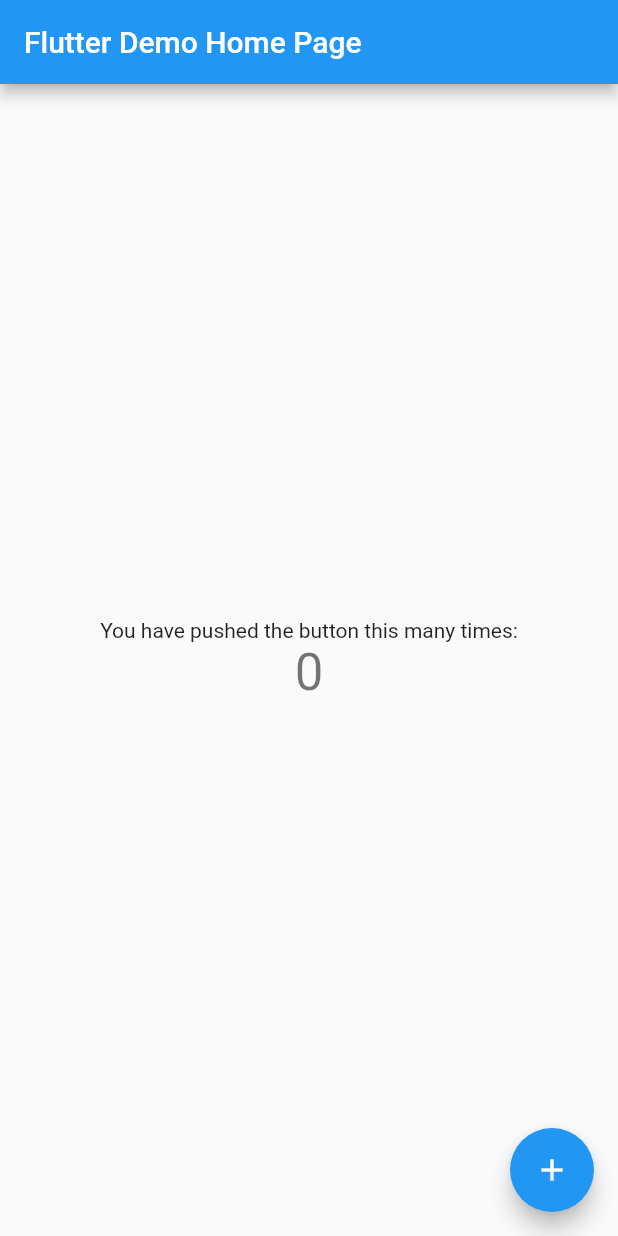
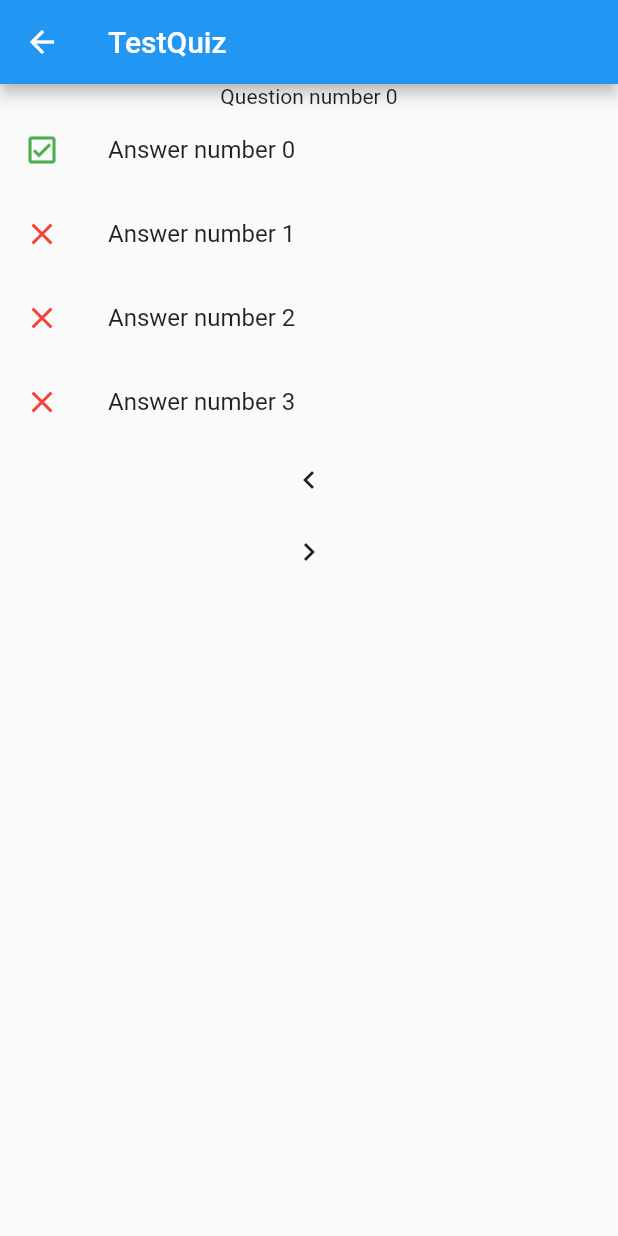
Before and after one commit to IGabor98/QuizLand, a Flutter app: the screen it shows after launch, on a phone screen of 412 x 824 dp. Run offline on Flutter 3.47's test engine with Material 2 defaults, Android fonts, the phone set to English and light mode, and no system bars.

Commit message:
show questions with answer options

```diff
--- a/lib/main.dart
+++ b/lib/main.dart
@@ -1,4 +1,5 @@
 import 'package:flutter/material.dart';
+import 'package:quizland/quiz.dart';
 
 void main() {
   runApp(const MyApp());
@@ -11,7 +12,7 @@
   @override
   Widget build(BuildContext context) {
     return MaterialApp(
-      title: 'Flutter Demo',
+      title: 'Quiz Land',
       theme: ThemeData(
         // This is the theme of your application.
         //
@@ -24,92 +25,37 @@
         // is not restarted.
         primarySwatch: Colors.blue,
       ),
-      home: const MyHomePage(title: 'Flutter Demo Home Page'),
+      routes: {'/quiz': (context) => quizScreen()},
+      initialRoute: '/quiz',
+      home: const MyHomePage(),
     );
   }
 }
 
 class MyHomePage extends StatefulWidget {
-  const MyHomePage({Key? key, required this.title}) : super(key: key);
-
-  // This widget is the home page of your application. It is stateful, meaning
-  // that it has a State object (defined below) that contains fields that affect
-  // how it looks.
-
-  // This class is the configuration for the state. It holds the values (in this
-  // case the title) provided by the parent (in this case the App widget) and
-  // used by the build method of the State. Fields in a Widget subclass are
-  // always marked "final".
-
-  final String title;
+  const MyHomePage({
+    Key? key,
+  }) : super(key: key);
 
   @override
-  State<MyHomePage> createState() => _MyHomePageState();
+  State<StatefulWidget> createState() => _MyHomePageState();
 }
 
-class _MyHomePageState extends State<MyHomePage> {
-  int _counter = 0;
-
-  void _incrementCounter() {
-    setState(() {
-      // This call to setState tells the Flutter framework that something has
-      // changed in this State, which causes it to rerun the build method below
-      // so that the display can reflect the updated values. If we changed
-      // _counter without calling setState(), then the build method would not be
-      // called again, and so nothing would appear to happen.
-      _counter++;
-    });
-  }
-
+class _MyHomePageState extends State {
   @override
   Widget build(BuildContext context) {
-    // This method is rerun every time setState is called, for instance as done
-    // by the _incrementCounter method above.
-    //
-    // The Flutter framework has been optimized to make rerunning build methods
-    // fast, so that you can just rebuild anything that needs updating rather
-    // than having to individually change instances of widgets.
     return Scaffold(
-      appBar: AppBar(
-        // Here we take the value from the MyHomePage object that was created by
-        // the App.build method, and use it to set our appbar title.
-        title: Text(widget.title),
-      ),
-      body: Center(
-        // Center is a layout widget. It takes a single child and positions it
-        // in the middle of the parent.
-        child: Column(
-          // Column is also a layout widget. It takes a list of children and
-          // arranges them vertically. By default, it sizes itself to fit its
-          // children horizontally, and tries to be as tall as its parent.
-          //
-          // Invoke "debug painting" (press "p" in the console, choose the
-          // "Toggle Debug Paint" action from the Flutter Inspector in Android
-          // Studio, or the "Toggle Debug Paint" command in Visual Studio Code)
-          // to see the wireframe for each widget.
-          //
-          // Column has various properties to control how it sizes itself and
-          // how it positions its children. Here we use mainAxisAlignment to
-          // center the children vertically; the main axis here is the vertical
-          // axis because Columns are vertical (the cross axis would be
-          // horizontal).
-          mainAxisAlignment: MainAxisAlignment.center,
-          children: <Widget>[
-            const Text(
-              'You have pushed the button this many times:',
-            ),
-            Text(
-              '$_counter',
-              style: Theme.of(context).textTheme.headline4,
-            ),
-          ],
+        appBar: AppBar(
+          title: const Text('Quiz Land'),
+          centerTitle: true,
         ),
-      ),
-      floatingActionButton: FloatingActionButton(
-        onPressed: _incrementCounter,
-        tooltip: 'Increment',
-        child: const Icon(Icons.add),
-      ), // This trailing comma makes auto-formatting nicer for build methods.
-    );
+        body: Center(
+          child: IconButton(
+            icon: Icon(Icons.play_circle),
+            onPressed: () {
+              Navigator.of(context).pushNamed('/quiz');
+            },
+          ),
+        ));
   }
 }
--- /dev/null
+++ b/lib/quiz.dart
@@ -0,0 +1,106 @@
+import 'package:flutter/cupertino.dart';
+import 'package:flutter/material.dart';
+
+class quizScreen extends StatefulWidget {
+  @override
+  State<StatefulWidget> createState() => _quizScreenState();
+}
+
+class _quizScreenState extends State {
+  Quiz quiz = generateQuiz();
+  int index = 0;
+
+  void _incrementIndex() {
+    setState(() {
+      if (quiz.questions.length - 1 > index) {
+        index++;
+      }
+    });
+  }
+
+  void _decrementIndex() {
+    setState(() {
+      if (index > 0) {
+        index--;
+      }
+    });
+  }
+
+  @override
+  Widget build(BuildContext context) {
+    Question question = quiz.questions[index];
+    return Scaffold(
+      appBar: AppBar(
+        title: Text(quiz.name),
+      ),
+      body: Center(
+        child: Column(
+          children: [
+            Text(question.text),
+            ListView.builder(
+                scrollDirection: Axis.vertical,
+                shrinkWrap: true,
+                itemCount: question.options.length,
+                itemBuilder: (context, index) {
+                  return ListTile(
+                    title: Text(question.options[index].text),
+                    leading: question.options[index].is_true
+                        ? Icon(
+                            Icons.check_box_outlined,
+                            color: Colors.green,
+                          )
+                        : Icon(
+                            Icons.clear_sharp,
+                            color: Colors.red,
+                          ),
+                  );
+                }),
+            IconButton(
+                onPressed: () {
+                  _decrementIndex();
+                },
+                icon: Icon(Icons.chevron_left)),
+            IconButton(
+                onPressed: () {
+                  _incrementIndex();
+                },
+                icon: Icon(Icons.chevron_right)),
+          ],
+        ),
+      ),
+    );
+  }
+}
+
+Quiz generateQuiz() {
+  List<Question> questions = List<Question>.generate(10, (i) {
+    List<AnswerOption> options = List<AnswerOption>.generate(4, (j) {
+      return AnswerOption('Answer number $j', j % 4 == 0 ? true : false);
+    });
+    Question question = Question('Question number $i', options);
+
+    return question;
+  });
+  return Quiz('TestQuiz', questions);
+}
+
+class Quiz {
+  String name;
+  List<Question> questions;
+
+  Quiz(this.name, this.questions);
+}
+
+class Question {
+  String text;
+  List<AnswerOption> options;
+
+  Question(this.text, this.options);
+}
+
+class AnswerOption {
+  String text;
+  bool is_true;
+
+  AnswerOption(this.text, this.is_true);
+}
```
Also changed, not shown: 1 other file.
